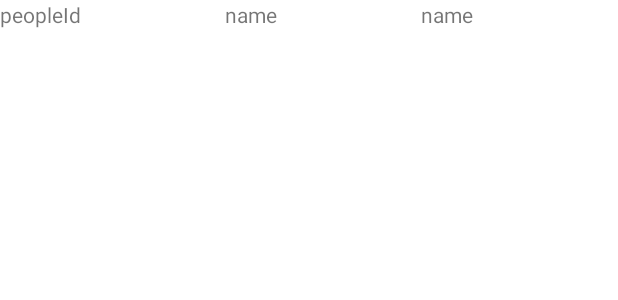
After one commit to gretandroid/Blogger, an Android app: the layout article_row.xml on its own in the app's theme, with its tools: preview values and no code run, on a phone screen of 412 x 824 dp. The commit adds this screen. Shown: the top 300 px of the screen. Run offline under Robolectric (Android 15) with nearby library versions, the light colour scheme and no system bars.

Commit message:
un petit commit

```diff
--- /dev/null
+++ b/app/src/main/res/layout/article_row.xml
@@ -0,0 +1,26 @@
+<?xml version="1.0" encoding="utf-8"?>
+<LinearLayout xmlns:android="http://schemas.android.com/apk/res/android"
+    android:layout_width="match_parent"
+    android:layout_height="match_parent">
+
+    <TextView
+        android:id="@+id/articleIdTextView"
+        android:layout_width="wrap_content"
+        android:layout_height="wrap_content"
+        android:layout_weight="1"
+        android:text="peopleId" />
+
+    <TextView
+        android:id="@+id/contentTextView"
+        android:layout_width="wrap_content"
+        android:layout_height="wrap_content"
+        android:layout_weight="1"
+        android:text="name" />
+    <TextView
+        android:id="@+id/titleTextView"
+        android:layout_width="wrap_content"
+        android:layout_height="wrap_content"
+        android:layout_weight="1"
+        android:text="name" />
+
+</LinearLayout>
```
Also changed, not shown: app/src/main/java/com/example/kotlin/blogger/MainActivity.kt (+110 -15 lines), app/src/main/java/com/example/kotlin/blogger/PeopleAdapter.kt (deleted, +0 -52 lines), app/src/main/res/layout/activity_main.xml (+25 -2 lines).
